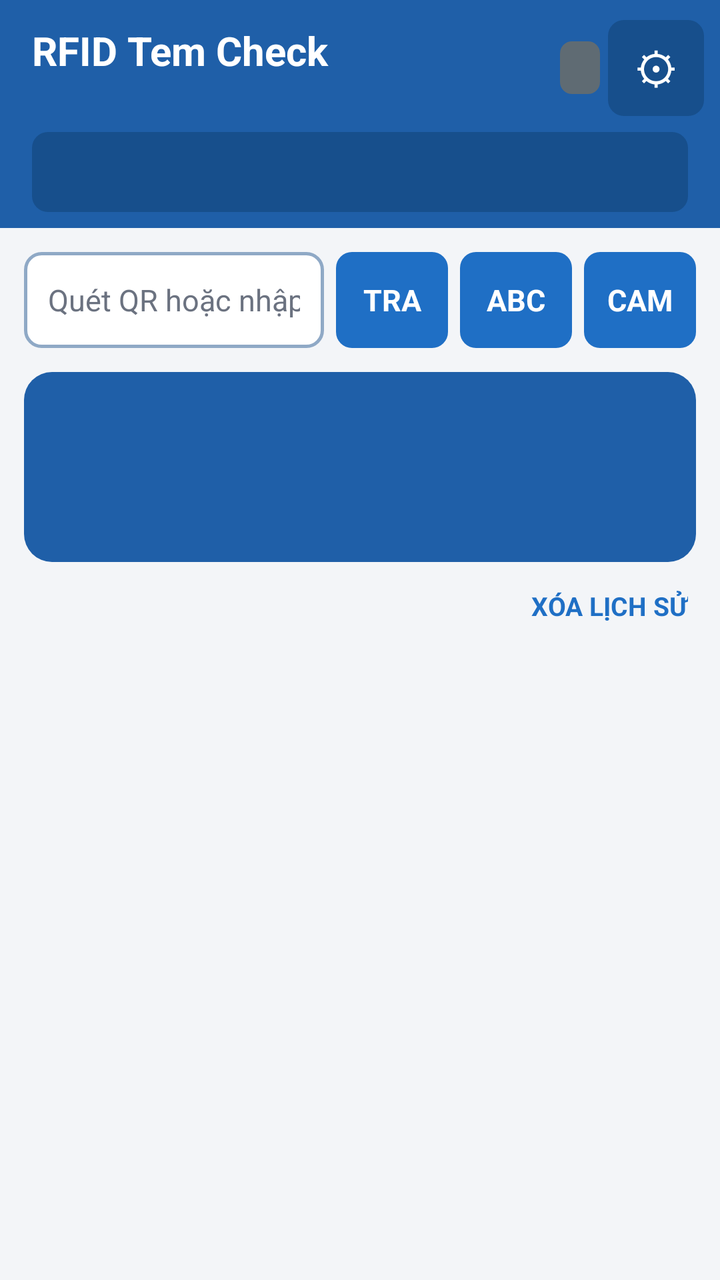
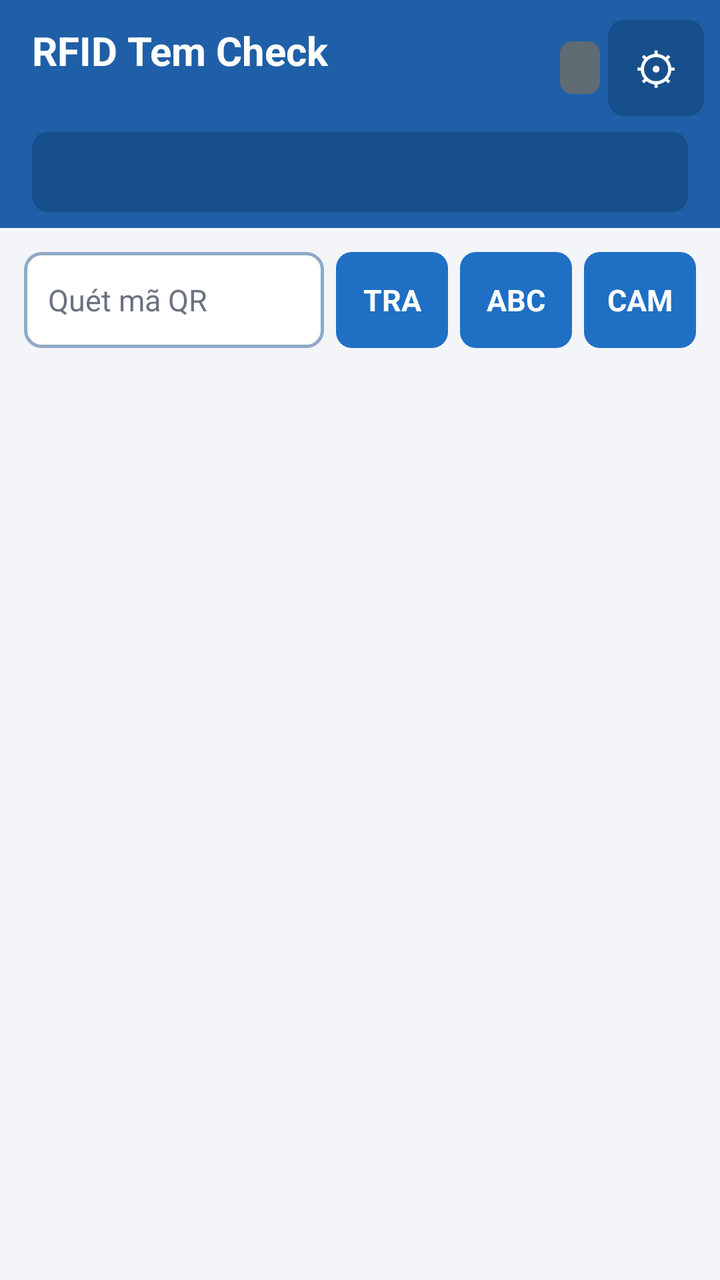

Compare the two renders of this Android layout. The source of the first and the diff that turns it into the second are given below.
<!-- AndroidManifest.xml: application theme AppTheme -->
<!-- res/layout/activity_main.xml -->
<?xml version="1.0" encoding="utf-8"?>
<LinearLayout xmlns:android="http://schemas.android.com/apk/res/android"
    android:layout_width="match_parent"
    android:layout_height="match_parent"
    android:background="@color/ground"
    android:orientation="vertical">

    
    <LinearLayout
        android:layout_width="match_parent"
        android:layout_height="wrap_content"
        android:background="@color/bar"
        android:orientation="vertical"
        android:paddingBottom="8dp"
        android:paddingLeft="16dp"
        android:paddingRight="8dp"
        android:paddingTop="10dp">

        <LinearLayout
            android:layout_width="match_parent"
            android:layout_height="wrap_content"
            android:gravity="center_vertical"
            android:orientation="horizontal">

            <LinearLayout
                android:layout_width="0dp"
                android:layout_height="wrap_content"
                android:layout_weight="1"
                android:orientation="vertical">

                <TextView
                    android:layout_width="wrap_content"
                    android:layout_height="wrap_content"
                    android:text="@string/app_name"
                    android:textColor="#FFFFFF"
                    android:textSize="20sp"
                    android:textStyle="bold" />

                <TextView
                    android:id="@+id/data_info"
                    android:layout_width="wrap_content"
                    android:layout_height="wrap_content"
                    android:ellipsize="end"
                    android:singleLine="true"
                    android:textColor="@color/bar_text_soft"
                    android:textSize="12.5sp" />
            </LinearLayout>

            <TextView
                android:id="@+id/mode_badge"
                android:layout_width="wrap_content"
                android:layout_height="wrap_content"
                android:background="@drawable/bg_chip"
                android:paddingBottom="5dp"
                android:paddingLeft="10dp"
                android:paddingRight="10dp"
                android:paddingTop="5dp"
                android:textColor="#FFFFFF"
                android:textSize="12sp"
                android:textStyle="bold" />

            <TextView
                android:id="@+id/btn_settings"
                android:layout_width="48dp"
                android:layout_height="48dp"
                android:layout_marginLeft="4dp"
                android:background="@drawable/bg_store"
                android:contentDescription="Cài đặt"
                android:gravity="center"
                android:text="⚙"
                android:textColor="#FFFFFF"
                android:textSize="22sp" />
        </LinearLayout>

        <TextView
            android:id="@+id/store_bar"
            android:layout_width="match_parent"
            android:layout_height="wrap_content"
            android:layout_marginRight="8dp"
            android:layout_marginTop="8dp"
            android:background="@drawable/bg_store"
            android:ellipsize="end"
            android:gravity="center_vertical"
            android:minHeight="40dp"
            android:paddingLeft="12dp"
            android:paddingRight="12dp"
            android:singleLine="true"
            android:textColor="#FFFFFF"
            android:textSize="14sp" />
    </LinearLayout>

    <LinearLayout
        android:layout_width="match_parent"
        android:layout_height="wrap_content"
        android:gravity="center_vertical"
        android:orientation="horizontal"
        android:paddingLeft="12dp"
        android:paddingRight="12dp"
        android:paddingTop="12dp">

        <EditText
            android:id="@+id/input"
            android:layout_width="0dp"
            android:layout_height="48dp"
            android:layout_weight="1"
            android:background="@drawable/bg_input"
            android:hint="Quét QR hoặc nhập mã"
            android:imeOptions="actionGo|flagNoExtractUi"
            android:inputType="textNoSuggestions|textVisiblePassword"
            android:paddingLeft="12dp"
            android:paddingRight="12dp"
            android:singleLine="true"
            android:textColor="#111827"
            android:textColorHint="@color/ink_faint"
            android:textSize="15sp" />

        <TextView
            android:id="@+id/btn_go"
            style="@style/TopButton"
            android:text="TRA" />

        <TextView
            android:id="@+id/btn_keyboard"
            style="@style/TopButton"
            android:text="ABC" />

        <TextView
            android:id="@+id/btn_camera"
            style="@style/TopButton"
            android:text="CAM" />
    </LinearLayout>

    
    <LinearLayout
        android:id="@+id/result_card"
        android:layout_width="match_parent"
        android:layout_height="wrap_content"
        android:layout_marginLeft="12dp"
        android:layout_marginRight="12dp"
        android:layout_marginTop="12dp"
        android:background="@drawable/bg_card"
        android:gravity="center"
        android:minHeight="92dp"
        android:orientation="vertical"
        android:paddingBottom="14dp"
        android:paddingLeft="14dp"
        android:paddingRight="14dp"
        android:paddingTop="14dp">

        <TextView
            android:id="@+id/result_tag"
            android:layout_width="match_parent"
            android:layout_height="wrap_content"
            android:gravity="center"
            android:textColor="#FFFFFF"
            android:textSize="30sp"
            android:textStyle="bold" />

        <TextView
            android:id="@+id/result_sub"
            android:layout_width="match_parent"
            android:layout_height="wrap_content"
            android:layout_marginTop="4dp"
            android:gravity="center"
            android:textColor="#F2FFFFFF"
            android:textSize="17sp"
            android:textStyle="bold" />
    </LinearLayout>

    
    <LinearLayout
        android:id="@+id/product_panel"
        android:layout_width="match_parent"
        android:layout_height="wrap_content"
        android:layout_marginLeft="12dp"
        android:layout_marginRight="12dp"
        android:layout_marginTop="10dp"
        android:background="@drawable/bg_row"
        android:orientation="vertical"
        android:padding="12dp"
        android:visibility="gone">

        <TextView
            android:id="@+id/product_name"
            android:layout_width="match_parent"
            android:layout_height="wrap_content"
            android:ellipsize="end"
            android:maxLines="2"
            android:textColor="@color/ink"
            android:textSize="16.5sp"
            android:textStyle="bold" />

        <TextView
            android:id="@+id/product_meta"
            android:layout_width="match_parent"
            android:layout_height="wrap_content"
            android:layout_marginTop="4dp"
            android:textColor="@color/ink_soft"
            android:textSize="14sp" />

        <TextView
            android:id="@+id/code_meta"
            android:layout_width="match_parent"
            android:layout_height="wrap_content"
            android:ellipsize="end"
            android:fontFamily="monospace"
            android:singleLine="true"
            android:textColor="@color/ink_soft"
            android:textSize="13.5sp" />

        <TextView
            android:id="@+id/stock_meta"
            android:layout_width="match_parent"
            android:layout_height="wrap_content"
            android:layout_marginTop="4dp"
            android:textColor="@color/ink"
            android:textSize="15sp"
            android:textStyle="bold" />

        <TextView
            android:id="@+id/source_meta"
            android:layout_width="match_parent"
            android:layout_height="wrap_content"
            android:layout_marginTop="2dp"
            android:textColor="@color/ink_faint"
            android:textSize="12.5sp" />

        <TextView
            android:id="@+id/warn_text"
            android:layout_width="match_parent"
            android:layout_height="wrap_content"
            android:layout_marginTop="6dp"
            android:background="@drawable/bg_warn"
            android:paddingBottom="6dp"
            android:paddingLeft="10dp"
            android:paddingRight="10dp"
            android:paddingTop="6dp"
            android:textColor="@color/warn"
            android:textSize="13sp"
            android:visibility="gone" />

        <TextView
            android:id="@+id/more_hint"
            android:layout_width="match_parent"
            android:layout_height="wrap_content"
            android:layout_marginTop="6dp"
            android:gravity="right"
            android:text="Chạm để xem ảnh và tồn kho ›"
            android:textColor="@color/accent"
            android:textSize="13sp"
            android:textStyle="bold" />
    </LinearLayout>

    <LinearLayout
        android:layout_width="match_parent"
        android:layout_height="wrap_content"
        android:gravity="center_vertical"
        android:minHeight="44dp"
        android:orientation="horizontal"
        android:paddingLeft="14dp"
        android:paddingRight="6dp">

        <TextView
            android:id="@+id/counters"
            android:layout_width="0dp"
            android:layout_height="wrap_content"
            android:layout_weight="1"
            android:textColor="@color/ink_soft"
            android:textSize="13.5sp"
            android:textStyle="bold" />

        <TextView
            android:id="@+id/btn_clear"
            android:layout_width="wrap_content"
            android:layout_height="44dp"
            android:background="@drawable/bg_button_ghost"
            android:gravity="center"
            android:paddingLeft="10dp"
            android:paddingRight="10dp"
            android:text="XÓA LỊCH SỬ"
            android:textColor="@color/accent"
            android:textSize="13sp"
            android:textStyle="bold" />
    </LinearLayout>

    <ListView
        android:id="@+id/history"
        android:layout_width="match_parent"
        android:layout_height="0dp"
        android:layout_weight="1"
        android:clipToPadding="false"
        android:divider="@android:color/transparent"
        android:dividerHeight="8dp"
        android:focusable="false"
        android:listSelector="@android:color/transparent"
        android:paddingBottom="12dp"
        android:paddingLeft="12dp"
        android:paddingRight="12dp" />
</LinearLayout>
<!-- resources referenced by this layout -->
<resources>
  <color name="accent">#1F6FC5</color>
  <color name="bar">#1F5FA8</color>
  <color name="bar_text_soft">#DCE7F4</color>
  <color name="ground">#F3F5F8</color>
  <color name="ink">#1F2937</color>
  <color name="ink_faint">#6B7280</color>
  <color name="ink_soft">#4B5563</color>
  <color name="warn">#B45309</color>
  <!-- drawable bg_button_ghost (drawable) -->
  <?xml version="1.0" encoding="utf-8"?>
  <selector xmlns:android="http://schemas.android.com/apk/res/android">
      <item android:state_pressed="true">
          <shape android:shape="rectangle"><solid android:color="#E3EDF9" /><corners android:radius="8dp" /></shape>
      </item>
      <item>
          <shape android:shape="rectangle"><solid android:color="#00000000" /><corners android:radius="8dp" /></shape>
      </item>
  </selector>
  <!-- drawable bg_card (drawable) -->
  <?xml version="1.0" encoding="utf-8"?>
  <shape xmlns:android="http://schemas.android.com/apk/res/android" android:shape="rectangle">
      <solid android:color="#1F5FA8" />
      <corners android:radius="14dp" />
  </shape>
  <!-- drawable bg_chip (drawable) -->
  <?xml version="1.0" encoding="utf-8"?>
  <shape xmlns:android="http://schemas.android.com/apk/res/android" android:shape="rectangle">
      <solid android:color="#5F6B73" />
      <corners android:radius="6dp" />
  </shape>
  <!-- drawable bg_input (drawable) -->
  <?xml version="1.0" encoding="utf-8"?>
  <shape xmlns:android="http://schemas.android.com/apk/res/android" android:shape="rectangle">
      <solid android:color="#FFFFFF" />
      <stroke android:width="1.5dp" android:color="#8FA9C6" />
      <corners android:radius="8dp" />
  </shape>
  <!-- drawable bg_row (drawable) -->
  <?xml version="1.0" encoding="utf-8"?>
  <selector xmlns:android="http://schemas.android.com/apk/res/android">
      <item android:state_pressed="true">
          <shape android:shape="rectangle">
              <solid android:color="#EAF1FA" />
              <stroke android:width="1dp" android:color="#8FA9C6" />
              <corners android:radius="10dp" />
          </shape>
      </item>
      <item>
          <shape android:shape="rectangle">
              <solid android:color="#FFFFFF" />
              <stroke android:width="1dp" android:color="#E3E8EF" />
              <corners android:radius="10dp" />
          </shape>
      </item>
  </selector>
  <!-- drawable bg_store (drawable) -->
  <?xml version="1.0" encoding="utf-8"?>
  <selector xmlns:android="http://schemas.android.com/apk/res/android">
      <item android:state_pressed="true">
          <shape android:shape="rectangle"><solid android:color="#123F70" /><corners android:radius="8dp" /></shape>
      </item>
      <item>
          <shape android:shape="rectangle"><solid android:color="#174F8C" /><corners android:radius="8dp" /></shape>
      </item>
  </selector>
  <!-- drawable bg_warn (drawable) -->
  <?xml version="1.0" encoding="utf-8"?>
  <shape xmlns:android="http://schemas.android.com/apk/res/android" android:shape="rectangle">
      <solid android:color="#FFF7ED" />
      <stroke android:width="1dp" android:color="#FCD9B6" />
      <corners android:radius="8dp" />
  </shape>
  <string name="app_name">RFID Tem Check</string>
  <style name="AppTheme" parent="android:Theme.Material.Light.NoActionBar">
          <item name="android:colorPrimary">#1F5FA8</item>
          <item name="android:colorPrimaryDark">#174F8C</item>
          <item name="android:colorAccent">#1F6FC5</item>
          <item name="android:windowBackground">@color/ground</item>
      </style>
  <!-- drawable bg_button (drawable) -->
  <?xml version="1.0" encoding="utf-8"?>
  <selector xmlns:android="http://schemas.android.com/apk/res/android">
      <item android:state_pressed="true">
          <shape android:shape="rectangle"><solid android:color="#174F8C" /><corners android:radius="8dp" /></shape>
      </item>
      <item>
          <shape android:shape="rectangle"><solid android:color="#1F6FC5" /><corners android:radius="8dp" /></shape>
      </item>
  </selector>
  <!-- unchanged entries left out for length: 1 -->
</resources>

<!-- the commit's change to res/layout/activity_main.xml (unified diff, before → after) -->
@@ -104,7 +104,7 @@
             android:layout_height="48dp"
             android:layout_weight="1"
             android:background="@drawable/bg_input"
-            android:hint="Quét QR hoặc nhập mã"
+            android:hint="Quét mã QR"
             android:imeOptions="actionGo|flagNoExtractUi"
             android:inputType="textNoSuggestions|textVisiblePassword"
             android:paddingLeft="12dp"
@@ -131,158 +131,6 @@
     </LinearLayout>
 
     
-    <LinearLayout
-        android:id="@+id/result_card"
-        android:layout_width="match_parent"
-        android:layout_height="wrap_content"
-        android:layout_marginLeft="12dp"
-        android:layout_marginRight="12dp"
-        android:layout_marginTop="12dp"
-        android:background="@drawable/bg_card"
-        android:gravity="center"
-        android:minHeight="92dp"
-        android:orientation="vertical"
-        android:paddingBottom="14dp"
-        android:paddingLeft="14dp"
-        android:paddingRight="14dp"
-        android:paddingTop="14dp">
-
-        <TextView
-            android:id="@+id/result_tag"
-            android:layout_width="match_parent"
-            android:layout_height="wrap_content"
-            android:gravity="center"
-            android:textColor="#FFFFFF"
-            android:textSize="30sp"
-            android:textStyle="bold" />
-
-        <TextView
-            android:id="@+id/result_sub"
-            android:layout_width="match_parent"
-            android:layout_height="wrap_content"
-            android:layout_marginTop="4dp"
-            android:gravity="center"
-            android:textColor="#F2FFFFFF"
-            android:textSize="17sp"
-            android:textStyle="bold" />
-    </LinearLayout>
-
-    
-    <LinearLayout
-        android:id="@+id/product_panel"
-        android:layout_width="match_parent"
-        android:layout_height="wrap_content"
-        android:layout_marginLeft="12dp"
-        android:layout_marginRight="12dp"
-        android:layout_marginTop="10dp"
-        android:background="@drawable/bg_row"
-        android:orientation="vertical"
-        android:padding="12dp"
-        android:visibility="gone">
-
-        <TextView
-            android:id="@+id/product_name"
-            android:layout_width="match_parent"
-            android:layout_height="wrap_content"
-            android:ellipsize="end"
-            android:maxLines="2"
-            android:textColor="@color/ink"
-            android:textSize="16.5sp"
-            android:textStyle="bold" />
-
-        <TextView
-            android:id="@+id/product_meta"
-            android:layout_width="match_parent"
-            android:layout_height="wrap_content"
-            android:layout_marginTop="4dp"
-            android:textColor="@color/ink_soft"
-            android:textSize="14sp" />
-
-        <TextView
-            android:id="@+id/code_meta"
-            android:layout_width="match_parent"
-            android:layout_height="wrap_content"
-            android:ellipsize="end"
-            android:fontFamily="monospace"
-            android:singleLine="true"
-            android:textColor="@color/ink_soft"
-            android:textSize="13.5sp" />
-
-        <TextView
-            android:id="@+id/stock_meta"
-            android:layout_width="match_parent"
-            android:layout_height="wrap_content"
-            android:layout_marginTop="4dp"
-            android:textColor="@color/ink"
-            android:textSize="15sp"
-            android:textStyle="bold" />
-
-        <TextView
-            android:id="@+id/source_meta"
-            android:layout_width="match_parent"
-            android:layout_height="wrap_content"
-            android:layout_marginTop="2dp"
-            android:textColor="@color/ink_faint"
-            android:textSize="12.5sp" />
-
-        <TextView
-            android:id="@+id/warn_text"
-            android:layout_width="match_parent"
-            android:layout_height="wrap_content"
-            android:layout_marginTop="6dp"
-            android:background="@drawable/bg_warn"
-            android:paddingBottom="6dp"
-            android:paddingLeft="10dp"
-            android:paddingRight="10dp"
-            android:paddingTop="6dp"
-            android:textColor="@color/warn"
-            android:textSize="13sp"
-            android:visibility="gone" />
-
-        <TextView
-            android:id="@+id/more_hint"
-            android:layout_width="match_parent"
-            android:layout_height="wrap_content"
-            android:layout_marginTop="6dp"
-            android:gravity="right"
-            android:text="Chạm để xem ảnh và tồn kho ›"
-            android:textColor="@color/accent"
-            android:textSize="13sp"
-            android:textStyle="bold" />
-    </LinearLayout>
-
-    <LinearLayout
-        android:layout_width="match_parent"
-        android:layout_height="wrap_content"
-        android:gravity="center_vertical"
-        android:minHeight="44dp"
-        android:orientation="horizontal"
-        android:paddingLeft="14dp"
-        android:paddingRight="6dp">
-
-        <TextView
-            android:id="@+id/counters"
-            android:layout_width="0dp"
-            android:layout_height="wrap_content"
-            android:layout_weight="1"
-            android:textColor="@color/ink_soft"
-            android:textSize="13.5sp"
-            android:textStyle="bold" />
-
-        <TextView
-            android:id="@+id/btn_clear"
-            android:layout_width="wrap_content"
-            android:layout_height="44dp"
-            android:background="@drawable/bg_button_ghost"
-            android:gravity="center"
-            android:paddingLeft="10dp"
-            android:paddingRight="10dp"
-            android:text="XÓA LỊCH SỬ"
-            android:textColor="@color/accent"
-            android:textSize="13sp"
-            android:textStyle="bold" />
-    </LinearLayout>
-
     <ListView
         android:id="@+id/history"
         android:layout_width="match_parent"
<!-- resource entries referenced after the edit -->
@@ -1,29 +1,9 @@
 <!-- resources referenced by this layout -->
 <resources>
-  <color name="accent">#1F6FC5</color>
   <color name="bar">#1F5FA8</color>
   <color name="bar_text_soft">#DCE7F4</color>
   <color name="ground">#F3F5F8</color>
-  <color name="ink">#1F2937</color>
   <color name="ink_faint">#6B7280</color>
-  <color name="ink_soft">#4B5563</color>
-  <color name="warn">#B45309</color>
-  <!-- drawable bg_button_ghost (drawable) -->
-  <?xml version="1.0" encoding="utf-8"?>
-  <selector xmlns:android="http://schemas.android.com/apk/res/android">
-      <item android:state_pressed="true">
-          <shape android:shape="rectangle"><solid android:color="#E3EDF9" /><corners android:radius="8dp" /></shape>
-      </item>
-      <item>
-          <shape android:shape="rectangle"><solid android:color="#00000000" /><corners android:radius="8dp" /></shape>
-      </item>
-  </selector>
-  <!-- drawable bg_card (drawable) -->
-  <?xml version="1.0" encoding="utf-8"?>
-  <shape xmlns:android="http://schemas.android.com/apk/res/android" android:shape="rectangle">
-      <solid android:color="#1F5FA8" />
-      <corners android:radius="14dp" />
-  </shape>
   <!-- drawable bg_chip (drawable) -->
   <?xml version="1.0" encoding="utf-8"?>
   <shape xmlns:android="http://schemas.android.com/apk/res/android" android:shape="rectangle">
@@ -37,24 +17,6 @@
       <stroke android:width="1.5dp" android:color="#8FA9C6" />
       <corners android:radius="8dp" />
   </shape>
-  <!-- drawable bg_row (drawable) -->
-  <?xml version="1.0" encoding="utf-8"?>
-  <selector xmlns:android="http://schemas.android.com/apk/res/android">
-      <item android:state_pressed="true">
-          <shape android:shape="rectangle">
-              <solid android:color="#EAF1FA" />
-              <stroke android:width="1dp" android:color="#8FA9C6" />
-              <corners android:radius="10dp" />
-          </shape>
-      </item>
-      <item>
-          <shape android:shape="rectangle">
-              <solid android:color="#FFFFFF" />
-              <stroke android:width="1dp" android:color="#E3E8EF" />
-              <corners android:radius="10dp" />
-          </shape>
-      </item>
-  </selector>
   <!-- drawable bg_store (drawable) -->
   <?xml version="1.0" encoding="utf-8"?>
   <selector xmlns:android="http://schemas.android.com/apk/res/android">
@@ -65,13 +27,6 @@
           <shape android:shape="rectangle"><solid android:color="#174F8C" /><corners android:radius="8dp" /></shape>
       </item>
   </selector>
-  <!-- drawable bg_warn (drawable) -->
-  <?xml version="1.0" encoding="utf-8"?>
-  <shape xmlns:android="http://schemas.android.com/apk/res/android" android:shape="rectangle">
-      <solid android:color="#FFF7ED" />
-      <stroke android:width="1dp" android:color="#FCD9B6" />
-      <corners android:radius="8dp" />
-  </shape>
   <string name="app_name">RFID Tem Check</string>
   <style name="AppTheme" parent="android:Theme.Material.Light.NoActionBar">
           <item name="android:colorPrimary">#1F5FA8</item>
